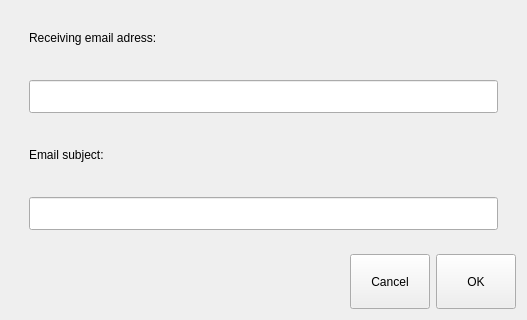
Old version of the form generalsettingdialog.ui in the repository mishkoLitvin/L_Aries-progect; both pictures show x 0 to 527 and y 331 to 651 of the 527 by 651 pixel window.
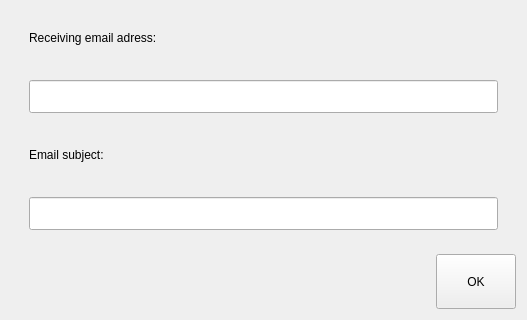
New version of the form. The open tabs and pages were chosen to show the change. Icons and pictures are not drawn.

```diff
--- a/generalsettingdialog.ui
+++ b/generalsettingdialog.ui
@@ -1,7 +1,7 @@
 <?xml version="1.0" encoding="UTF-8"?>
 <ui version="4.0">
  <class>GeneralSettingDialog</class>
- <widget class="QDialog" name="GeneralSettingDialog">
+ <widget class="QWidget" name="GeneralSettingDialog">
   <property name="geometry">
    <rect>
     <x>0</x>
@@ -1421,25 +1421,6 @@
        </property>
       </spacer>
      </item>
-     <item>
-      <widget class="QPushButton" name="pButtonReject">
-       <property name="minimumSize">
-        <size>
-         <width>55</width>
-         <height>55</height>
-        </size>
-       </property>
-       <property name="text">
-        <string>Cancel</string>
-       </property>
-       <property name="iconSize">
-        <size>
-         <width>50</width>
-         <height>50</height>
-        </size>
-       </property>
-      </widget>
-     </item>
      <item>
       <widget class="QPushButton" name="pButtonAccept">
        <property name="minimumSize">
```
Left out of the diff: 11 changed lines with no effect on the pictures.
